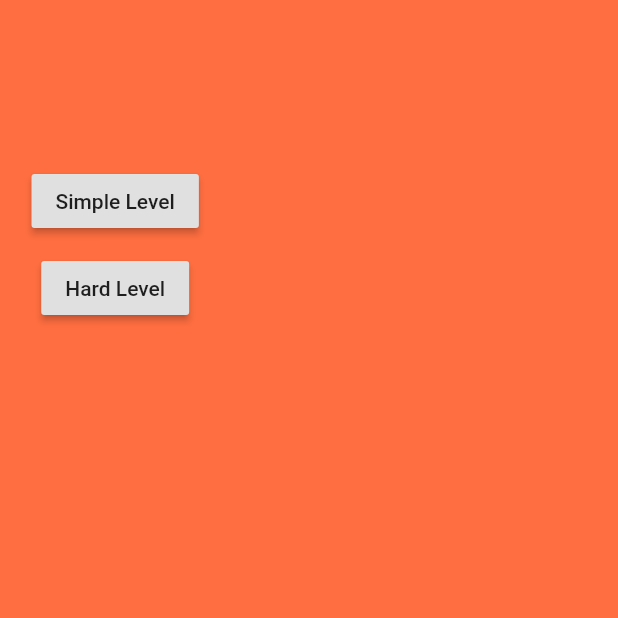
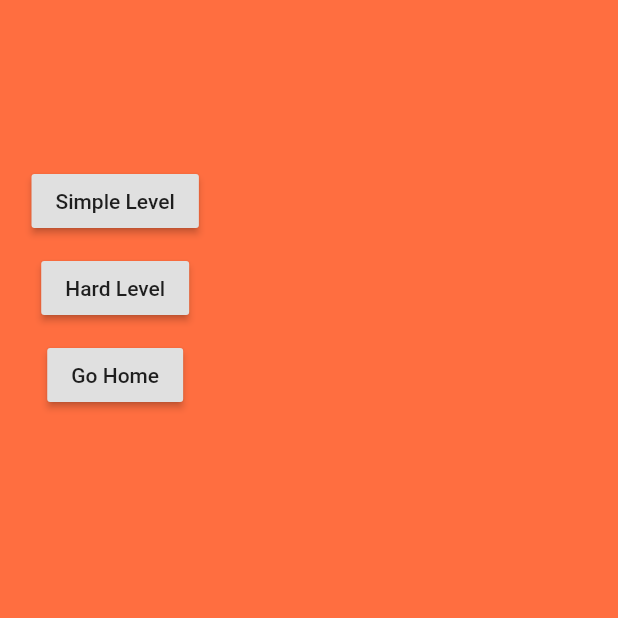
Before and after one commit to bilalahmad9/A_Dice_App_Multi_Features, a Flutter app: the screen it shows after launch, on a phone screen of 412 x 824 dp, the top half of it. Run offline on Flutter 3.47's test engine with Material 2 defaults, Android fonts, the phone set to English and light mode, and no system bars; our stand-ins replace flutter_spinkit.

Commit message:
Home Screen with Button
A Home Screen button is Add in all levels

```diff
--- a/dice_app_multi_features/lib/TwoLevel.dart
+++ b/dice_app_multi_features/lib/TwoLevel.dart
@@ -2,6 +2,7 @@ import 'dart:math';
 import 'package:diceeapp/FirstPage.dart';
 import 'package:diceeapp/HardLevel.dart';
 import 'package:flutter/material.dart';
+import 'main.dart';
 
 void main() => runApp(MyLevel());
 
@@ -48,6 +49,12 @@ class _MyHomePageState extends State<MyHomePage> {
                   child: Text('Hard Level'),
                 ),
               ),
+              Padding(
+                padding: const EdgeInsets.only(top: 10),
+                child: RaisedButton(onPressed: HomeScreen,
+                  child: Text('Go Home'),
+                ),
+              ),
 
             ],
           ),
@@ -66,4 +73,10 @@ void changeLevel1() {
       Navigator.push(context, MaterialPageRoute(builder: (context) => HardLevel()));
     });
   }
+
+  void HomeScreen() {
+    setState(() {
+      Navigator.push(context, MaterialPageRoute(builder: (context) => SplashScreen()));
+    });
+  }
 }
```
Also changed, not shown: dice_app_multi_features/lib/FirstPage.dart (+13 -0 lines), dice_app_multi_features/lib/HardLevel.dart (+12 -0 lines).
